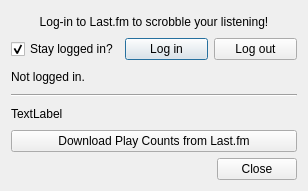
Qt form lastfm.ui (music-hive-dev/MusicHive) before a commit.
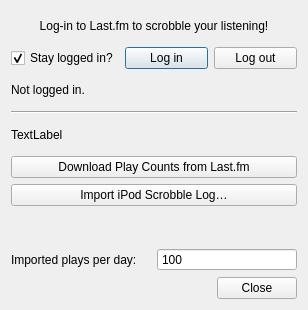
The same form after that commit.

Patch:
```diff
--- a/lastfm.ui
+++ b/lastfm.ui
@@ -7,7 +7,7 @@
     <x>0</x>
     <y>0</y>
     <width>308</width>
-    <height>191</height>
+    <height>310</height>
    </rect>
   </property>
   <property name="sizePolicy">
@@ -19,13 +19,13 @@
   <property name="minimumSize">
    <size>
     <width>308</width>
-    <height>191</height>
+    <height>310</height>
    </size>
   </property>
   <property name="maximumSize">
    <size>
     <width>308</width>
-    <height>191</height>
+    <height>310</height>
    </size>
   </property>
   <property name="windowTitle">
@@ -116,6 +116,50 @@
      </property>
     </widget>
    </item>
+   <item>
+    <widget class="QPushButton" name="lastFmImportButton">
+     <property name="text">
+      <string>Import iPod Scrobble Log…</string>
+     </property>
+    </widget>
+   </item>
+   <item>
+    <widget class="QLabel" name="lastFmBacklogLabel">
+     <property name="wordWrap">
+      <bool>true</bool>
+     </property>
+    </widget>
+   </item>
+   <item>
+    <layout class="QHBoxLayout" name="lastFmBacklogPerDayRow">
+     <item>
+      <widget class="QLabel" name="lastFmBacklogPerDayLabel">
+       <property name="text">
+        <string>Imported plays per day:</string>
+       </property>
+      </widget>
+     </item>
+     <item>
+      <widget class="QSpinBox" name="lastFmBacklogPerDay">
+       <property name="buttonSymbols">
+        <enum>QAbstractSpinBox::ButtonSymbols::NoButtons</enum>
+       </property>
+       <property name="keyboardTracking">
+        <bool>false</bool>
+       </property>
+       <property name="minimum">
+        <number>1</number>
+       </property>
+       <property name="maximum">
+        <number>2700</number>
+       </property>
+       <property name="value">
+        <number>100</number>
+       </property>
+      </widget>
+     </item>
+    </layout>
+   </item>
    <item>
     <widget class="QDialogButtonBox" name="lastFmButtonBox_2">
      <property name="orientation">
```
